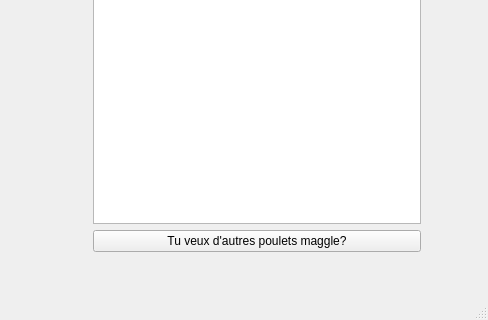
This is LargeCockCollider/Interface/mainwindow.ui in IsI-Winerz/I-lesser-than-3-Cock as Qt 5 draws it before an edit; both pictures show x 629 to 1117 and y 354 to 674 of the 1117 by 674 pixel window. The edited form follows.
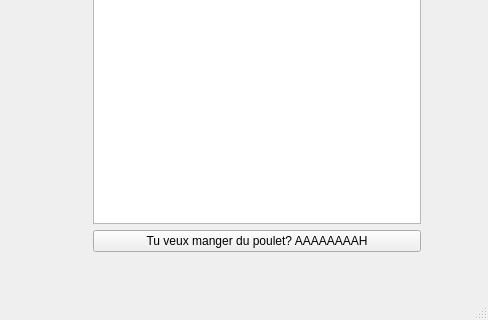
This is the edited form.

```diff
--- a/LargeCockCollider/Interface/mainwindow.ui
+++ b/LargeCockCollider/Interface/mainwindow.ui
@@ -146,7 +146,7 @@
            <item>
             <widget class="QPushButton" name="tveuxdotrespoulet">
              <property name="text">
-              <string>Tu veux d'autres poulets maggle?</string>
+              <string>Tu veux manger du poulet? AAAAAAAAH</string>
              </property>
             </widget>
            </item>
```
